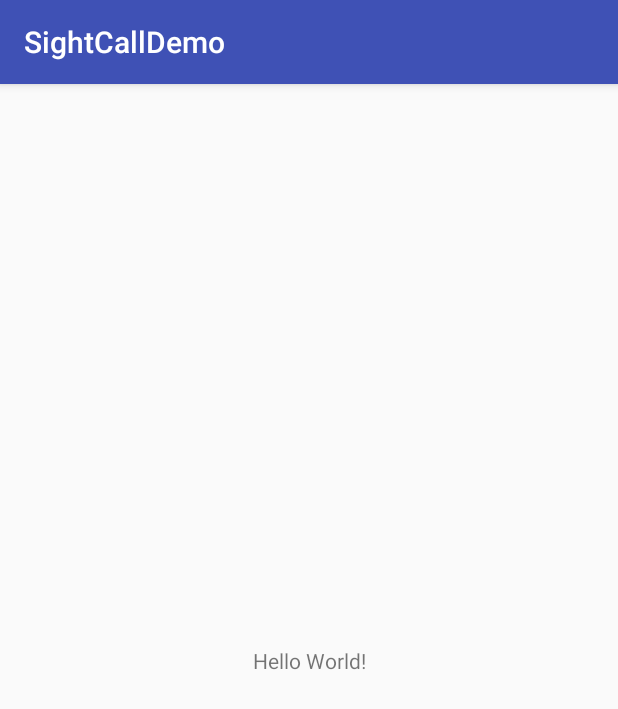
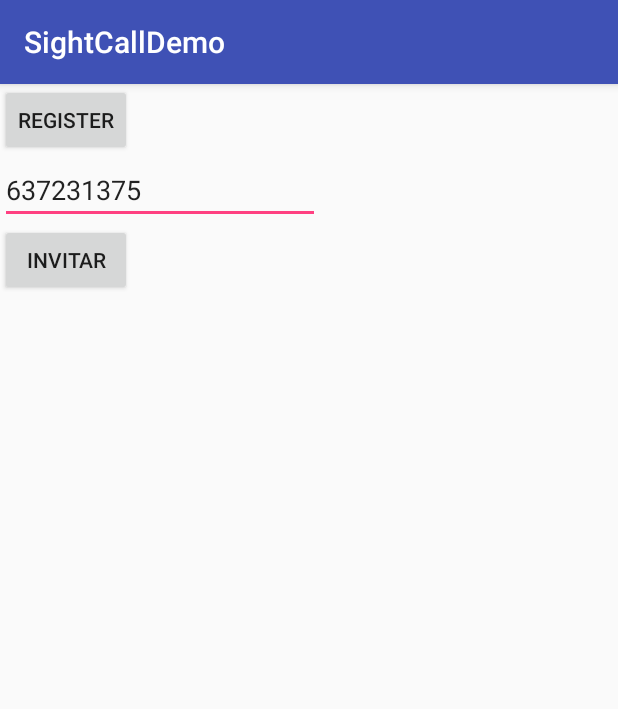
Before and after one commit to okode/sightcall, an Android app: the screen it shows after launch (MainActivity), on a phone screen of 412 x 824 dp. Shown: the top 709 px of the screen. Run offline under Robolectric (Android 15) with nearby library versions, the phone set to English and light mode, and no system bars; libraries missing offline, so code that uses them is left out: com.sightcall.universal, net.rtccloud.sdk; 4 statements that could not run were skipped.

Commit message:
Implementing the agent registration and invitation sending

```diff
--- a/android/SightCallDemo/app/src/main/AndroidManifest.xml
+++ b/android/SightCallDemo/app/src/main/AndroidManifest.xml
@@ -1,7 +1,9 @@
 <?xml version="1.0" encoding="utf-8"?>
 <manifest xmlns:android="http://schemas.android.com/apk/res/android"
     package="com.okode.sightcalldemo">
-
+    <uses-permission android:name="android.permission.CAMERA" />
+    <uses-permission android:name="android.permission.RECORD_AUDIO" />
+    <uses-permission android:name="android.permission.ACCESS_FINE_LOCATION" />
     <application
         android:allowBackup="true"
         android:icon="@mipmap/ic_launcher"
--- a/android/SightCallDemo/app/src/main/java/com/okode/sightcalldemo/MainActivity.java
+++ b/android/SightCallDemo/app/src/main/java/com/okode/sightcalldemo/MainActivity.java
@@ -1,21 +1,39 @@
 package com.okode.sightcalldemo;
 
+import android.support.annotation.NonNull;
 import android.support.v7.app.AppCompatActivity;
 import android.os.Bundle;
+import android.util.Log;
+import android.view.View;
+import android.widget.Button;
+import android.widget.EditText;
+import android.widget.Toast;
 
 import com.sightcall.universal.Universal;
+import com.sightcall.universal.agent.UniversalAgent;
+import com.sightcall.universal.agent.event.UniversalAgentRegistrationEvent;
+import com.sightcall.universal.agent.model.GuestInvite;
+import com.sightcall.universal.agent.model.GuestUsecase;
 import com.sightcall.universal.event.UniversalStatusEvent;
+
+import com.sightcall.universal.event.UniversalCallReportEvent;
+import com.sightcall.universal.internal.api.model.SightCallCredentials;
+import com.sightcall.universal.util.Environment;
 
 import net.rtccloud.sdk.Event;
 
 public class MainActivity extends AppCompatActivity {
+
+    private EditText txtInv;
 
     @Override
     protected void onCreate(Bundle savedInstanceState) {
         super.onCreate(savedInstanceState);
         Universal.settings().rtccLogger().set(true); // or Logger.verbose();
         Universal.settings().universalLogger().set(true); // or Trace.verbose();
+        Universal.agent().setDefaultEnvironment(Environment.PPR);
         setContentView(R.layout.activity_main);
+        this.txtInv = (EditText) findViewById(R.id.txtInv);
     }
 
     @Override
@@ -31,15 +49,65 @@ public class MainActivity extends AppCompatActivity {
     }
 
     /**
-     * Then declare `@net.rtccloud.sdk.Event` methods to receive the corresponding events.
+     * Then declare {@link @net.rtccloud.sdk.Event} methods to receive the corresponding events.
      */
     @Event
     public void onStatusEvent(UniversalStatusEvent event) {
         switch (event.status()) {
-            case INITIALIZING:  break;
-            case CONNECTING:    break;
-            case ACTIVE:        break;
-            case IDLE:          break;
+            case INITIALIZING:
+                Log.e("DEMO", "Initializing");
+                break;
+            case CONNECTING:
+                Log.e("DEMO", "Connecting");
+                break;
+            case ACTIVE:
+                Log.e("DEMO", "Active");
+                break;
+            case IDLE:
+                Log.e("DEMO", "Idle");
+                break;
         }
     }
+
+    @Event
+    public void onUniversalAgentRegistrationEvent(UniversalAgentRegistrationEvent event) {
+        if (event.isSuccess()) {
+            Toast.makeText(this, "Registration success event", Toast.LENGTH_LONG).show();
+        } else {
+            Toast.makeText(this, "Registration failed event", Toast.LENGTH_LONG).show();
+        }
+    }
+
+    @Event
+    public void onCallReport(UniversalCallReportEvent e) {
+        Log.e("DEMO", "REPORT END");
+    }
+
+    public void onRegister(View v) {
+        Universal.agent().register("eUPPfSCR6Kg6dTqI6rQ6qOOIURPN1u12", "171408", new UniversalAgent.RegisterCallback() {
+            @Override
+            public void onRegisterSuccess(@NonNull SightCallCredentials sightCallCredentials) {
+                Toast.makeText(MainActivity.this, "Registration success", Toast.LENGTH_LONG).show();
+            }
+
+            @Override public void onRegisterFailure() {
+                Toast.makeText(MainActivity.this, "Registration fail", Toast.LENGTH_LONG).show();
+            }
+        });
+    }
+
+    public void invite(View v) {
+        UniversalAgent agent = Universal.agent();
+        GuestUsecase usecase = agent.getGuestUsecase();
+        GuestInvite invite = GuestInvite.sms(usecase, txtInv.getText().toString()).build();
+        agent.inviteGuest(invite, new UniversalAgent.InviteGuestCallback() {
+            @Override public void onInviteGuestSuccess() {
+                Toast.makeText(MainActivity.this, "Invitation success", Toast.LENGTH_LONG).show();
+            }
+            @Override public void onInviteGuestFailure() {
+                Toast.makeText(MainActivity.this, "Invitation error", Toast.LENGTH_LONG).show();
+            }
+        });
+    }
+
 }
--- a/android/SightCallDemo/app/src/main/res/layout/activity_main.xml
+++ b/android/SightCallDemo/app/src/main/res/layout/activity_main.xml
@@ -6,13 +6,44 @@
     android:layout_height="match_parent"
     tools:context="com.okode.sightcalldemo.MainActivity">
 
-    <TextView
-        android:layout_width="wrap_content"
+    <LinearLayout
+        android:layout_width="368dp"
         android:layout_height="wrap_content"
-        android:text="Hello World!"
-        app:layout_constraintBottom_toBottomOf="parent"
-        app:layout_constraintLeft_toLeftOf="parent"
-        app:layout_constraintRight_toRightOf="parent"
-        app:layout_constraintTop_toTopOf="parent" />
+        android:orientation="vertical"
+        tools:layout_editor_absoluteX="8dp"
+        tools:layout_editor_absoluteY="8dp">
+
+        <Button
+            android:id="@+id/btn2"
+            android:layout_width="wrap_content"
+            android:layout_height="wrap_content"
+            android:layout_weight="1"
+            android:onClick="onRegister"
+            android:text="Register"
+            tools:layout_editor_absoluteX="16dp"
+            tools:layout_editor_absoluteY="83dp" />
+
+        <EditText
+            android:id="@+id/txtInv"
+            android:layout_width="wrap_content"
+            android:layout_height="wrap_content"
+            android:layout_weight="1"
+            android:ems="10"
+            android:inputType="textPersonName"
+            android:text="637231375"
+            tools:layout_editor_absoluteX="96dp"
+            tools:layout_editor_absoluteY="83dp" />
+
+        <Button
+            android:id="@+id/button2"
+            android:layout_width="wrap_content"
+            android:layout_height="wrap_content"
+            android:layout_weight="1"
+            android:onClick="invite"
+            android:text="Invitar"
+            tools:layout_editor_absoluteX="-14dp"
+            tools:layout_editor_absoluteY="16dp" />
+
+    </LinearLayout>
 
 </android.support.constraint.ConstraintLayout>
--- a/android/SightCallDemo/app/src/main/res/values/strings.xml
+++ b/android/SightCallDemo/app/src/main/res/values/strings.xml
@@ -2,4 +2,6 @@
     <string name="app_name">SightCallDemo</string>
     <string name="universal_feature_deeplink_scheme">sightcall</string>
     <bool name="universal_feature_fcm">true</bool>
+    <bool name="universal_feature_agent">true</bool>
+
 </resources>
```
